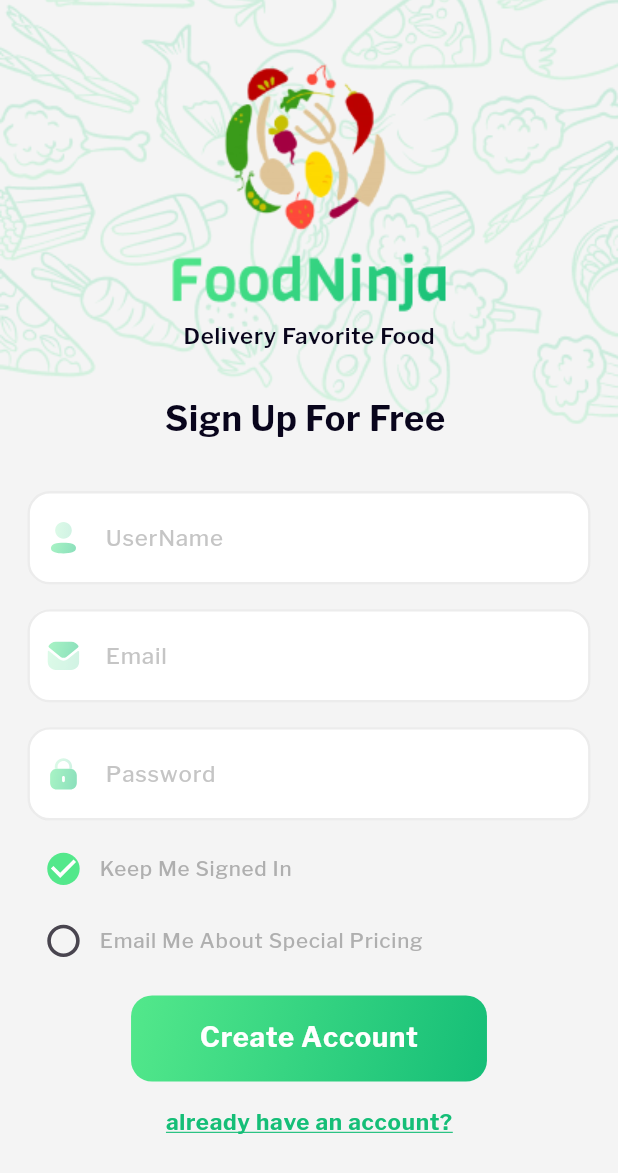
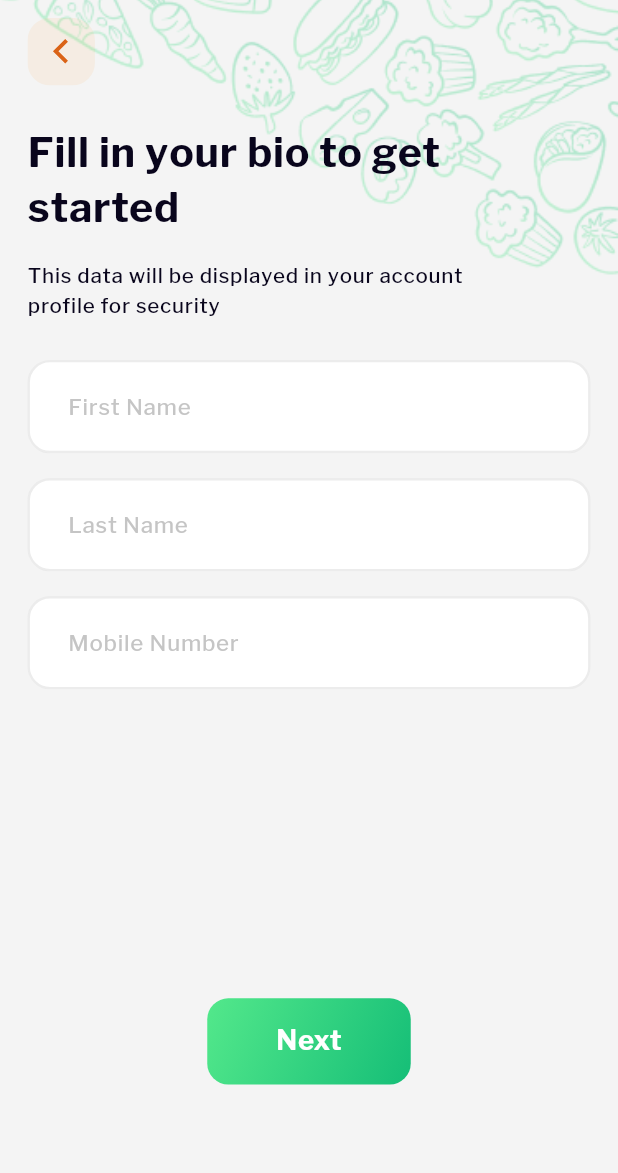
Before and after one commit to elsankary99/Food-Ninja, a Flutter app: the screen it shows after launch, on a phone screen of 412 x 824 dp. Shown: the top 1173 px of the screen. Run offline on Flutter 3.47's test engine with Material 3 defaults, Android fonts, the phone set to English and light mode, and no system bars; our stand-ins replace auto_route, device_preview, flutter_riverpod, flutter_screenutil, flutter_svg.

Commit message:
creating compelete profile page

```diff
--- a/lib/core/constants/app_images.dart
+++ b/lib/core/constants/app_images.dart
@@ -1,5 +1,9 @@
 class Assets {
   Assets._();
+
+  /// Assets for assetsImagesBackButton
+  /// assets/images/back_button.svg
+  static const String assetsImagesBackButton = "assets/images/back_button.svg";
 
   /// Assets for assetsImagesBackgroundButton
   /// assets/images/background_button.png
@@ -16,6 +20,10 @@ class Assets {
   /// Assets for assetsImagesCooknature
   /// assets/images/cooknature.png
   static const String assetsImagesCooknature = "assets/images/cooknature.png";
+
+  /// Assets for assetsImagesCorner
+  /// assets/images/corner.png
+  static const String assetsImagesCorner = "assets/images/corner.png";
 
   /// Assets for assetsImagesEmailIcon
   /// assets/images/email_icon.svg
--- a/lib/core/constants/app_strings.dart
+++ b/lib/core/constants/app_strings.dart
@@ -20,9 +20,9 @@ class AppStrings {
   static const String createAccountButton = "Create Account";
   static const String alreadyHaveAccount = "already have an account?";
   static const String dontHaveAccount = "don't have an account?";
-  static const String fillBio = "Fill in your bio to get started";
+  static const String fillBio = "Fill in your bio to get \nstarted";
   static const String bioDisplay =
-      "This data will be displayed in your account profile for security";
+      "This data will be displayed in your account \nprofile for security";
   static const String firstName = "First Name";
   static const String lastName = "Last Name";
   static const String keepMeSignIn = 'Keep Me Signed In';
--- a/lib/core/routers/app_router.dart
+++ b/lib/core/routers/app_router.dart
@@ -3,6 +3,7 @@ import 'package:food_ninja/views/pages/login/login_page.dart';
 import 'package:food_ninja/views/pages/onboarding/onboarding_page.dart';
 import 'package:food_ninja/views/pages/signup/sign_up_page.dart';
 import 'package:food_ninja/views/pages/splash/splash_page.dart';
+import 'package:food_ninja/views/pages/user_info/user_info_page.dart';
 
 part 'app_router.gr.dart';
 
@@ -16,5 +17,6 @@ class AppRouter extends _$AppRouter {
         AutoRoute(page: OnBoardingRoute.page),
         AutoRoute(page: LoginRoute.page),
         AutoRoute(page: SignUpRoute.page),
+        AutoRoute(page: UserInformationRoute.page),
       ];
 }
--- a/lib/main.dart
+++ b/lib/main.dart
@@ -11,7 +11,7 @@ void main() async {
     ProviderScope(
       overrides: overrides,
       child: DevicePreview(
-        enabled: !kReleaseMode,
+        enabled: kReleaseMode,
         builder: (context) => const MyApp(), // Wrap your app
       ),
     ),
--- a/lib/views/pages/splash/splash_page.dart
+++ b/lib/views/pages/splash/splash_page.dart
@@ -16,7 +16,7 @@ class SplashPage extends StatefulWidget {
 class _SplashPageState extends State<SplashPage> {
   Future<void> goToOnBoarding() async {
     Future.delayed(const Duration(seconds: 2), () {
-      context.router.replaceAll([const SignUpRoute()]);
+      context.router.replaceAll([const UserInformationRoute()]);
     });
   }
 
--- /dev/null
+++ b/lib/views/pages/user_info/user_info_page.dart
@@ -0,0 +1,60 @@
+import 'package:auto_route/auto_route.dart';
+import 'package:flutter/material.dart';
+import 'package:flutter_riverpod/flutter_riverpod.dart';
+import 'package:flutter_screenutil/flutter_screenutil.dart';
+import 'package:food_ninja/core/constants/app_images.dart';
+import 'package:food_ninja/core/constants/app_strings.dart';
+import 'package:food_ninja/core/extensions/extensions.dart';
+import 'package:food_ninja/views/widgets/custom_back_button.dart';
+import 'package:food_ninja/views/widgets/custom_button.dart';
+import 'package:food_ninja/views/widgets/custom_text_form_field.dart';
+import 'package:food_ninja/views/widgets/welcome_text.dart';
+
+@RoutePage()
+class UserInformationPage extends ConsumerWidget {
+  const UserInformationPage({super.key});
+
+  @override
+  Widget build(BuildContext context, WidgetRef ref) {
+    return Scaffold(
+      body: Container(
+        decoration: const BoxDecoration(
+          image: DecorationImage(
+            fit: BoxFit.cover,
+            image: AssetImage(
+              Assets.assetsImagesCorner,
+            ),
+          ),
+        ),
+        child: SafeArea(
+          child: Padding(
+            padding: EdgeInsets.symmetric(horizontal: 16.w),
+            child: SingleChildScrollView(
+              child: Column(
+                crossAxisAlignment: CrossAxisAlignment.start,
+                children: [
+                  SizedBox(height: 10.h),
+                  const CustomBackButton(),
+                  const WelcomeText(
+                    title: AppStrings.fillBio,
+                    subTitle: AppStrings.bioDisplay,
+                  ),
+                  const CustomTextFormField(hint: AppStrings.firstName),
+                  SizedBox(height: context.height * 0.02),
+                  const CustomTextFormField(hint: AppStrings.lastName),
+                  SizedBox(height: context.height * 0.02),
+                  const CustomTextFormField(hint: AppStrings.mobileNumber),
+                  SizedBox(height: context.height * 0.25),
+                  Center(
+                    child: CustomButton(onTap: () {}, title: AppStrings.next),
+                  ),
+                  SizedBox(height: context.height * 0.02),
+                ],
+              ),
+            ),
+          ),
+        ),
+      ),
+    );
+  }
+}
--- /dev/null
+++ b/lib/views/widgets/custom_back_button.dart
@@ -0,0 +1,18 @@
+import 'package:auto_route/auto_route.dart';
+import 'package:flutter/material.dart';
+import 'package:flutter_svg/svg.dart';
+import 'package:food_ninja/core/constants/app_images.dart';
+
+class CustomBackButton extends StatelessWidget {
+  const CustomBackButton({super.key});
+
+  @override
+  Widget build(BuildContext context) {
+    return InkWell(
+      onTap: () => context.router.pop(),
+      child: SizedBox(
+        child: SvgPicture.asset(Assets.assetsImagesBackButton),
+      ),
+    );
+  }
+}
--- /dev/null
+++ b/lib/views/widgets/welcome_text.dart
@@ -0,0 +1,33 @@
+import 'package:flutter/material.dart';
+import 'package:flutter_screenutil/flutter_screenutil.dart';
+import 'package:food_ninja/core/extensions/extensions.dart';
+
+class WelcomeText extends StatelessWidget {
+  const WelcomeText({
+    super.key,
+    required this.title,
+    required this.subTitle,
+  });
+  final String title;
+  final String subTitle;
+
+  @override
+  Widget build(BuildContext context) {
+    return Column(
+      crossAxisAlignment: CrossAxisAlignment.start,
+      children: [
+        SizedBox(height: 22.h),
+        Text(
+          title,
+          style: context.textTheme.labelMedium!.copyWith(fontSize: 24.sp),
+        ),
+        SizedBox(height: context.height * 0.02),
+        Text(
+          subTitle,
+          style: context.textTheme.labelSmall!.copyWith(fontSize: 12.sp),
+        ),
+        SizedBox(height: 22.h),
+      ],
+    );
+  }
+}
```
Also changed, not shown: assets/images/back_button.svg (added), assets/images/corner.png (added), lib/core/routers/app_router.gr.dart, 1 other file.
